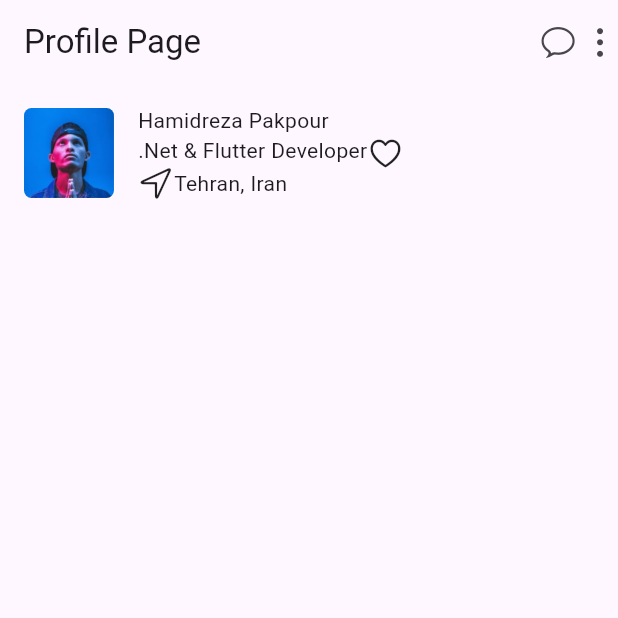
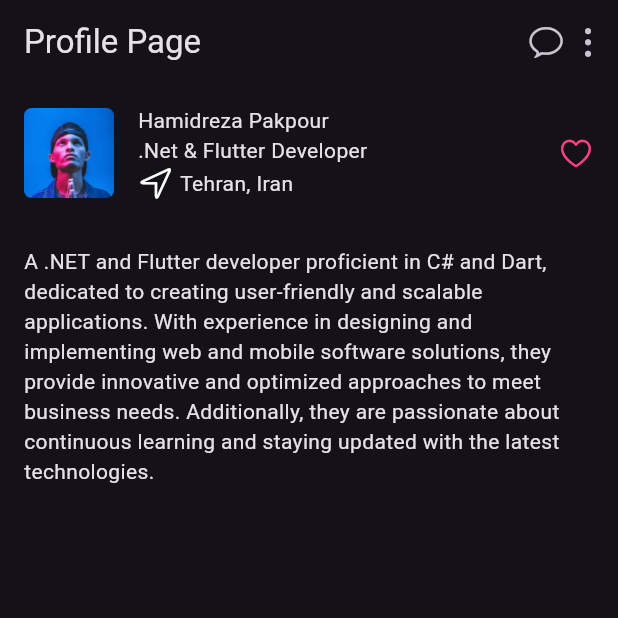
Before and after one commit to Hamrez95/flutterPlayground, a Flutter app: the screen it shows after launch, on a phone screen of 412 x 824 dp, the top half of it. Run offline on Flutter 3.47's test engine with Material 3 defaults, Android fonts, the phone set to English and light mode, and no system bars; statements that could not run were skipped.

Commit message:
main profile page update

```diff
--- a/lib/main.dart
+++ b/lib/main.dart
@@ -12,9 +12,12 @@ class MyApp extends StatelessWidget {
   Widget build(BuildContext context) {
     // TODO: implement build
     return MaterialApp(
+      debugShowCheckedModeBanner: false,
       title: 'Profile Demo',
       theme: ThemeData(
         primarySwatch: Colors.blueGrey,
+        brightness: Brightness.dark,
+        textTheme: GoogleFonts.
       ),
       home: MyHomePage(),
     );
@@ -30,7 +33,10 @@ class MyHomePage extends StatelessWidget {
         actions: [
           Icon(CupertinoIcons.chat_bubble),
           SizedBox(width: 4),
-          Icon(CupertinoIcons.ellipsis_vertical)
+          Padding(
+            padding: const EdgeInsets.fromLTRB(0, 0, 8, 0),
+            child: Icon(CupertinoIcons.ellipsis_vertical),
+          )
         ],
       ),
       body: Column(
@@ -44,7 +50,8 @@ class MyHomePage extends StatelessWidget {
                     child: Image.asset('assets/images/profile_image.png',
                         width: 60, height: 60)),
               ),
-              Column(
+              Expanded(
+                child: Column(
                   crossAxisAlignment: CrossAxisAlignment.start,
                   children: [
                     Text('Hamidreza Pakpour'),
@@ -52,14 +59,23 @@ class MyHomePage extends StatelessWidget {
                     Row(
                       children: [
                         Icon(CupertinoIcons.location),
+                        SizedBox(width: 4),
                         Text('Tehran, Iran'),
                       ],
                     ),
                   ],
                 ),
-              Icon(CupertinoIcons.heart)
+              ),
+              Padding(
+                padding: const EdgeInsets.all(16.0),
+                child: Icon(CupertinoIcons.heart , color: Colors.pinkAccent,),
+              )
             ],
           ),
+      Padding(
+        padding: const EdgeInsets.all(16.0),
+        child: Text('A .NET and Flutter developer proficient in C# and Dart, dedicated to creating user-friendly and scalable applications. With experience in designing and implementing web and mobile software solutions, they provide innovative and optimized approaches to meet business needs. Additionally, they are passionate about continuous learning and staying updated with the latest technologies.'),
+      )
         ],
       ),
     );
--- a/pubspec.yaml
+++ b/pubspec.yaml
@@ -13,6 +13,7 @@ dependencies:
 
 
   cupertino_icons: ^1.0.8
+  google_fonts: ^2.3.3
 
 dev_dependencies:
   flutter_test:
```
Lines whose indentation alone changed are shown as unchanged.
